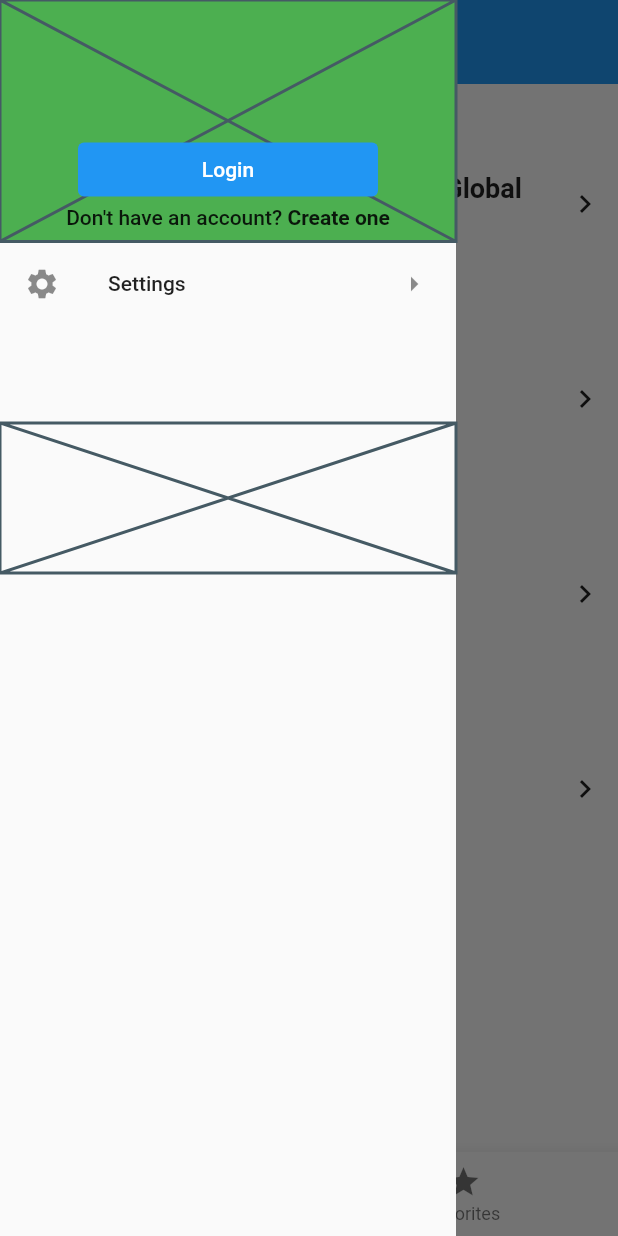
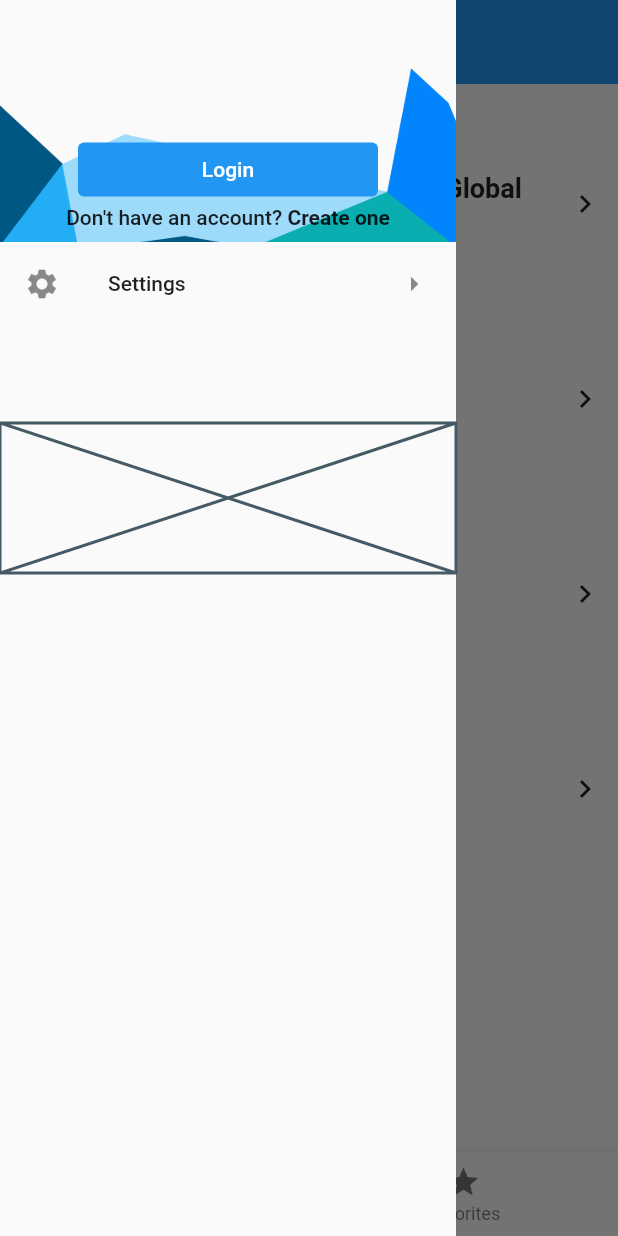
Before and after one commit to CYBERDEVILZ/ZBGAMING, a Flutter app: the screen it shows after launch, in the side drawer, after a tap on "Sign Out", on a phone screen of 412 x 824 dp. Run offline on Flutter 3.47's test engine with Material 2 defaults, Android fonts, the phone set to English and light mode, and no system bars.

Commit message:
drawer modified

```diff
--- a/lib/widgets/drawer.dart
+++ b/lib/widgets/drawer.dart
@@ -33,12 +33,22 @@ class MyDrawer extends StatelessWidget {
                             crossAxisAlignment: CrossAxisAlignment.center,
                             mainAxisAlignment: MainAxisAlignment.spaceEvenly,
                             children: [
-                              CircleAvatar(
+                              Stack(
+                                children: [
+                                  CircleAvatar(backgroundColor: Colors.blue[600], radius: 42),
+                                  Positioned(
+                                    top: 2,
+                                    left: 2,
+                                    child: CircleAvatar(
                                       backgroundImage: const AssetImage("assets/images/csgo.jpg"), // image of account
                                       foregroundImage: context.watch<UserModel>().imageurl == null
                                           ? const AssetImage("assets/images/csgo.jpg")
-                                    : const AssetImage("assets/images/valo.jpg"), // network image of user from database
+                                          : const AssetImage(
+                                              "assets/images/valo.jpg"), // network image of user from database
                                       radius: 40,
+                                    ),
+                                  )
+                                ],
                               ),
                               Container(
                                 padding: const EdgeInsets.symmetric(horizontal: 30),
@@ -88,9 +98,10 @@ class MyDrawer extends StatelessWidget {
             Padding(
                 padding: const EdgeInsets.all(8.0),
                 child: OutlinedButton(
+                  // sign out user
                   onPressed: () {
                     context.read<UserModel>().signout();
-                  }, // sign out user
+                  },
                   child: const Padding(
                     padding: EdgeInsets.all(8.0),
                     child: Text(
@@ -119,6 +130,13 @@ class MyLoginDrawer extends StatelessWidget {
 
   @override
   Widget build(BuildContext context) {
+    // login function
+    loginUser() {
+      context.read<UserModel>().setuid("blahblah");
+      context.read<UserModel>().setimageurl("assets/images/zbunker-app-banner.png");
+      context.read<UserModel>().setusername("TestUser");
+    }
+
     return Drawer(
         elevation: 0,
         child: ListView(
@@ -128,7 +146,11 @@ class MyLoginDrawer extends StatelessWidget {
                 padding: const EdgeInsets.all(0),
                 child: Stack(
                   children: [
-                    Container(color: Colors.green, height: 400, child: const Placeholder() // zbgaming banner art
+                    SizedBox(
+                        height: 400,
+                        width: MediaQuery.of(context).size.width,
+                        child: Image.asset("assets/images/zbunker-app-banner.png",
+                            fit: BoxFit.cover) // zbgaming banner art
                         ),
                     Container(
                       color: Colors.red.withOpacity(0),
@@ -139,7 +161,9 @@ class MyLoginDrawer extends StatelessWidget {
                             const SizedBox(height: 89), // empty space above login button
                             ElevatedButton(
                               child: const Text("Login"),
-                              onPressed: () {}, // login navigation
+                              onPressed: () {
+                                loginUser();
+                              }, // login navigation
                               style: ButtonStyle(
                                   elevation: MaterialStateProperty.all(0),
                                   fixedSize: MaterialStateProperty.all(const Size(200, 30))),
@@ -151,13 +175,10 @@ class MyLoginDrawer extends StatelessWidget {
                                 children: [
                                   const Text("Don't have an account? "),
                                   GestureDetector(
-                                    onTap: () {},
-                                    child: GestureDetector(
                                     onTap: () {}, // signup navigation
                                     child: const Text(
                                       "Create one",
                                       style: TextStyle(fontWeight: FontWeight.bold),
-                                      ),
                                     ),
                                   )
                                 ],
```
Lines whose indentation alone changed are shown as unchanged.
